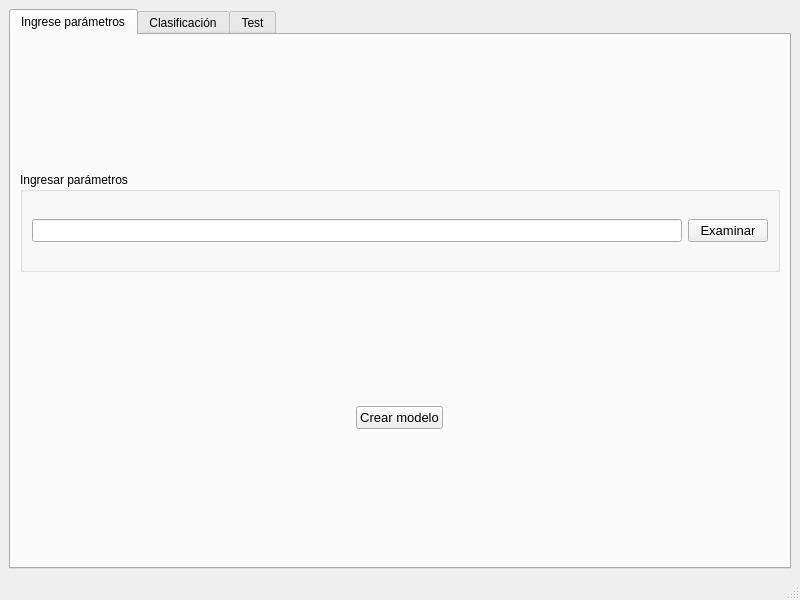
Before: the Qt Designer form window.ui in gabrielhruza/iatpi, drawn with Qt 5.
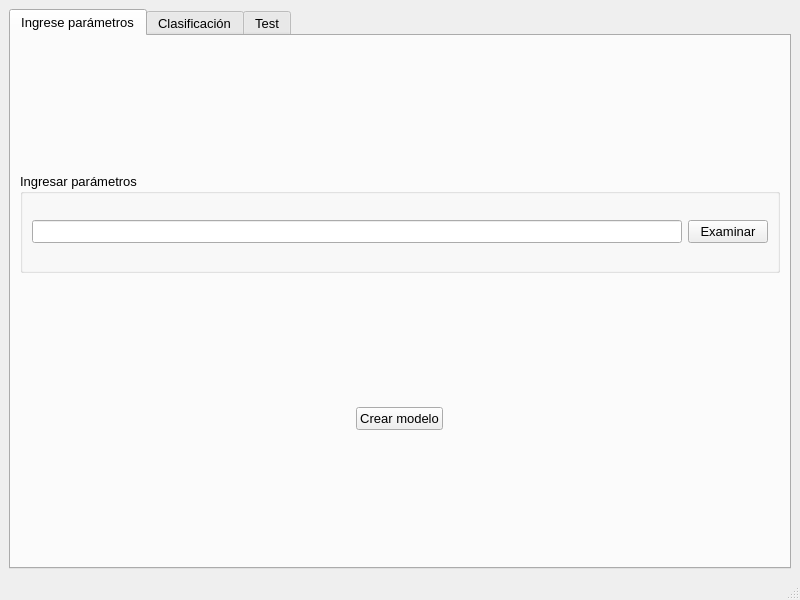
After: the same form once the commit is applied. The open tabs and pages were chosen to show the change. Custom widgets are drawn as their Qt base class.

Commit message: 1.2.0 --- GUI Bien armado

```diff
--- a/window.ui
+++ b/window.ui
@@ -17,6 +17,11 @@
    <layout class="QHBoxLayout" name="horizontalLayout">
     <item>
      <widget class="QTabWidget" name="tabWidget">
+      <property name="font">
+       <font>
+        <pointsize>10</pointsize>
+       </font>
+      </property>
       <property name="focusPolicy">
        <enum>Qt::WheelFocus</enum>
       </property>
```
Left out of the diff: 2 changed lines with no effect on the pictures. The commit also changes 6 other files.
